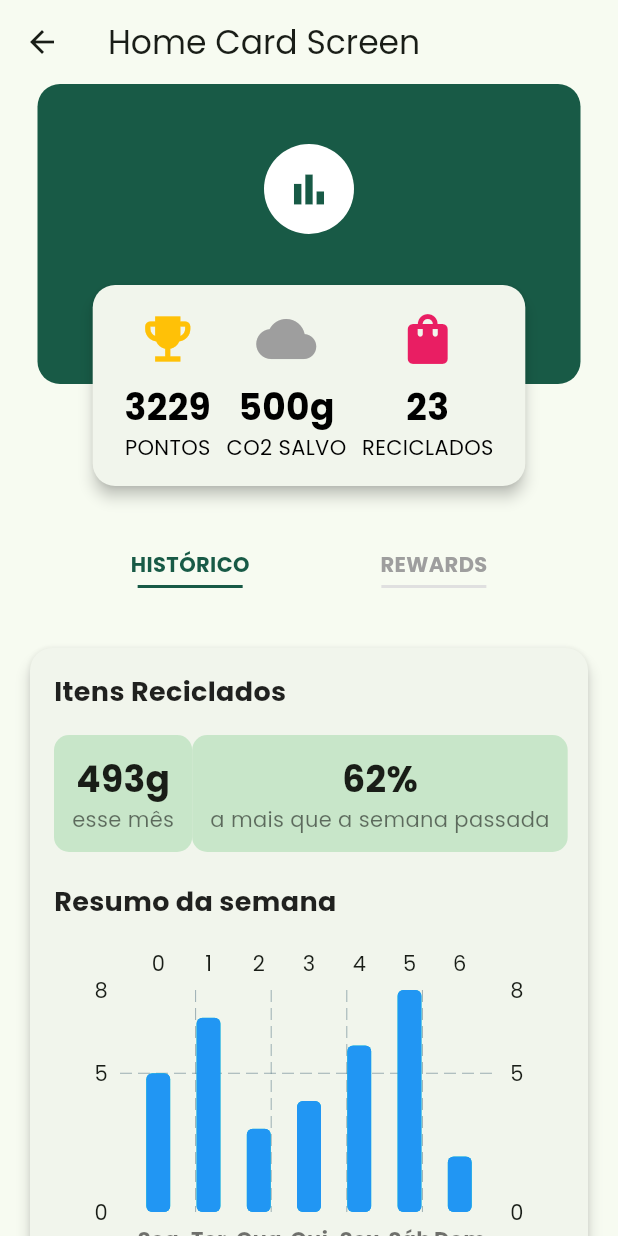
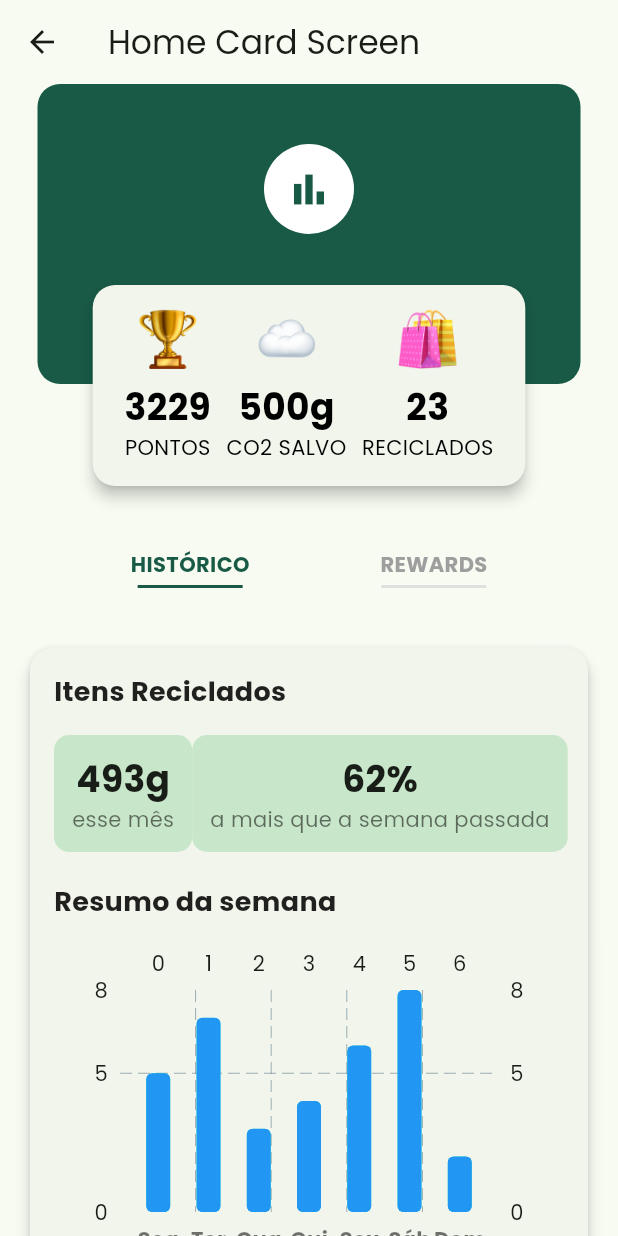
Before and after one commit to sabarense/eco_guia, a Flutter app: the Rewards screen opened by its route, on a phone screen of 412 x 824 dp. Run offline on Flutter 3.47's test engine with Material 3 defaults, Android fonts, the phone set to English and light mode, and no system bars; drawn by our look-alikes of fl_chart; missing offline and left inert: dart:html, dart:js; network calls fail; statements that could not run were skipped.

Commit message:
Troca dos icones

```diff
--- a/lib/pages/rewards/components/custom_home_card.dart
+++ b/lib/pages/rewards/components/custom_home_card.dart
@@ -8,7 +8,9 @@ class CustomHomeCard extends StatelessWidget {
     // Calcula a largura da tela
     final screenWidth = MediaQuery.of(context).size.width;
 
-    return SizedBox(
+    return SingleChildScrollView(
+      // Permite a rolagem do conteúdo
+      child: SizedBox(
         height:
             250, // Define uma altura fixa para garantir que o Stack tenha espaço
         child: Stack(
@@ -28,14 +30,14 @@ class CustomHomeCard extends StatelessWidget {
                 ),
               ),
             ),
-          // Ícone no centro superior (movido mais para cima)
+            // Ícone de estatísticas no centro superior
             Positioned(
               top: 40, // Ajustado para subir mais o ícone
               child: CircleAvatar(
                 radius: 30,
                 backgroundColor: Colors.white,
                 child: Icon(
-                Icons.bar_chart, // Ícone central
+                  Icons.bar_chart, // Ícone de estatísticas
                   color: Theme.of(context).colorScheme.primary,
                   size: 30,
                 ),
@@ -57,7 +59,12 @@ class CustomHomeCard extends StatelessWidget {
                     children: [
                       Column(
                         children: [
-                        Icon(Icons.emoji_events, size: 40, color: Colors.amber),
+                          Image(
+                            image: AssetImage(
+                                'assets/trofeu.png'), // Imagem do troféu
+                            width: 40,
+                            height: 40,
+                          ),
                           SizedBox(height: 8),
                           Text(
                             '3229',
@@ -74,7 +81,12 @@ class CustomHomeCard extends StatelessWidget {
                       ),
                       Column(
                         children: [
-                        Icon(Icons.cloud, size: 40, color: Colors.grey),
+                          Image(
+                            image: AssetImage(
+                                'assets/nuvem.png'), // Imagem da nuvem
+                            width: 40,
+                            height: 40,
+                          ),
                           SizedBox(height: 8),
                           Text(
                             '500g',
@@ -91,7 +103,12 @@ class CustomHomeCard extends StatelessWidget {
                       ),
                       Column(
                         children: [
-                        Icon(Icons.shopping_bag, size: 40, color: Colors.pink),
+                          Image(
+                            image: AssetImage(
+                                'assets/bags.png'), // Imagem da sacola
+                            width: 40,
+                            height: 40,
+                          ),
                           SizedBox(height: 8),
                           Text(
                             '23',
@@ -113,6 +130,7 @@ class CustomHomeCard extends StatelessWidget {
             ),
           ],
         ),
+      ),
     );
   }
 }
```
Also changed, not shown: lib/pages/home/components/home_card.dart (+15 -3 lines). Lines whose indentation alone changed are shown as unchanged.
